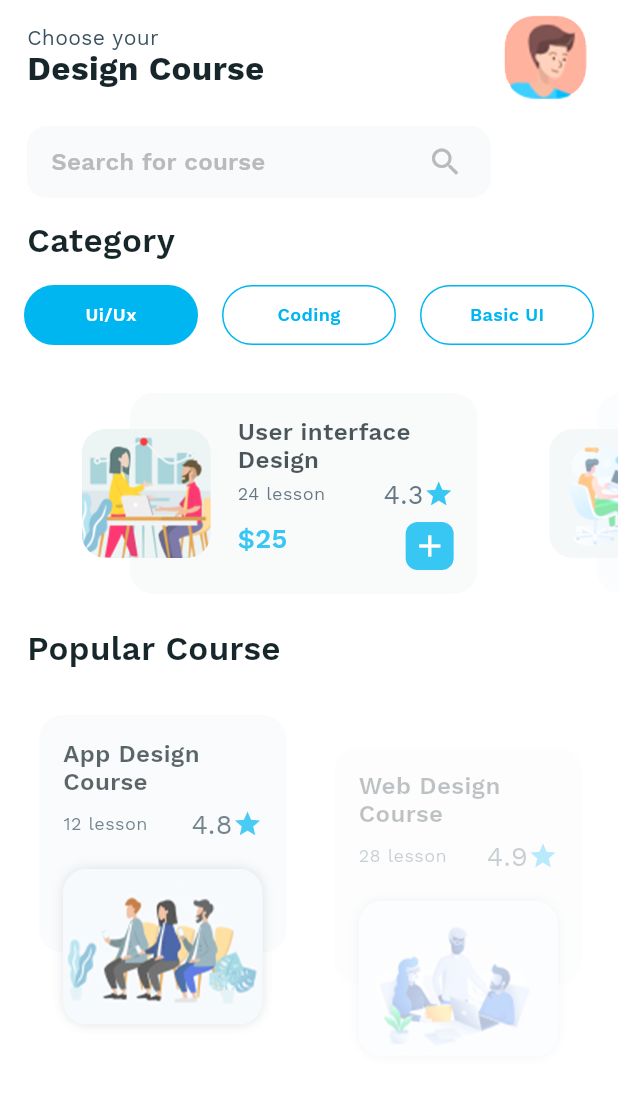
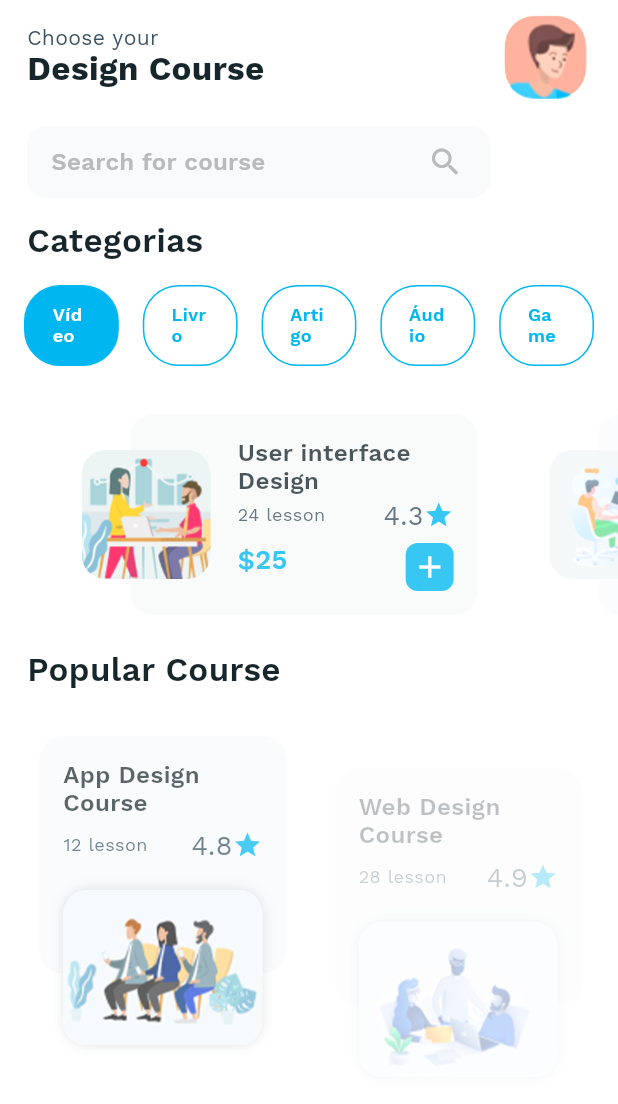
Before and after one commit to carlos1521/objetos_aprendizagem, a Flutter app: the screen it shows after launch, after a tap on "Home", on a phone screen of 412 x 824 dp. Shown: the top 1104 px of the screen. Run offline on Flutter 3.47's test engine with Material 2 defaults, Android fonts, the phone set to English and light mode, and no system bars; our stand-ins replace font_awesome_flutter, smooth_star_rating.

```diff
--- a/lib/designCourse/homeDesignCourse.dart
+++ b/lib/designCourse/homeDesignCourse.dart
@@ -11,7 +11,7 @@ class DesignCourseHomeScreen extends StatefulWidget {
 }
 
 class _DesignCourseHomeScreenState extends State<DesignCourseHomeScreen> {
-  CategoryType categoryType = CategoryType.ui;
+  CategoryType categoryType = CategoryType.videos;
 
   @override
   Widget build(BuildContext context) {
@@ -56,7 +56,7 @@ class _DesignCourseHomeScreenState extends State<DesignCourseHomeScreen> {
         Padding(
           padding: const EdgeInsets.only(top: 8.0, left: 18, right: 16),
           child: Text(
-            "Category",
+            "Categorias",
             textAlign: TextAlign.left,
             style: TextStyle(
               fontWeight: FontWeight.w600,
@@ -73,17 +73,27 @@ class _DesignCourseHomeScreenState extends State<DesignCourseHomeScreen> {
           padding: const EdgeInsets.only(left: 16, right: 16),
           child: Row(
             children: <Widget>[
-              getButtonUI(CategoryType.ui, categoryType == CategoryType.ui),
+              getButtonUI(CategoryType.videos, categoryType == CategoryType.videos),
               SizedBox(
                 width: 16,
               ),
               getButtonUI(
-                  CategoryType.coding, categoryType == CategoryType.coding),
+                  CategoryType.livros, categoryType == CategoryType.livros),
               SizedBox(
                 width: 16,
               ),
               getButtonUI(
-                  CategoryType.basic, categoryType == CategoryType.basic),
+                  CategoryType.artigos, categoryType == CategoryType.artigos),
+              SizedBox(
+                width: 16,
+              ),
+              getButtonUI(
+                  CategoryType.audios, categoryType == CategoryType.audios),
+              SizedBox(
+                width: 16,
+              ),
+              getButtonUI(
+                  CategoryType.games, categoryType == CategoryType.games),
             ],
           ),
         ),
@@ -139,12 +149,16 @@ class _DesignCourseHomeScreenState extends State<DesignCourseHomeScreen> {
 
   Widget getButtonUI(CategoryType categoryTypeData, bool isSelected) {
     var txt = '';
-    if (CategoryType.ui == categoryTypeData) {
-      txt = 'Ui/Ux';
-    } else if (CategoryType.coding == categoryTypeData) {
-      txt = 'Coding';
-    } else if (CategoryType.basic == categoryTypeData) {
-      txt = 'Basic UI';
+    if (CategoryType.videos == categoryTypeData) {
+      txt = 'Vídeo';
+    } else if (CategoryType.livros == categoryTypeData) {
+      txt = 'Livro';
+    } else if (CategoryType.artigos == categoryTypeData) {
+      txt = 'Artigo';
+    } else if (CategoryType.audios == categoryTypeData) {
+      txt = 'Áudio';
+    } else if (CategoryType.games == categoryTypeData) {
+      txt = 'Game';
     }
     return Expanded(
       child: Container(
@@ -305,7 +319,9 @@ class _DesignCourseHomeScreenState extends State<DesignCourseHomeScreen> {
 }
 
 enum CategoryType {
-  ui,
-  coding,
-  basic,
+  videos,
+  livros,
+  artigos,
+  audios,
+  games,
 }
--- a/lib/homeScreen.dart
+++ b/lib/homeScreen.dart
@@ -129,7 +129,7 @@ class _MyHomePageState extends State<MyHomePage> with TickerProviderStateMixin {
               child: Padding(
                 padding: const EdgeInsets.only(top: 4),
                 child: Text(
-                  "Flutter UI",
+                  "Objetos de Aprendizagem",
                   style: new TextStyle(
                     fontSize: 22,
                     color: AppTheme.darkText,
```
Also changed, not shown: 1 other file.
